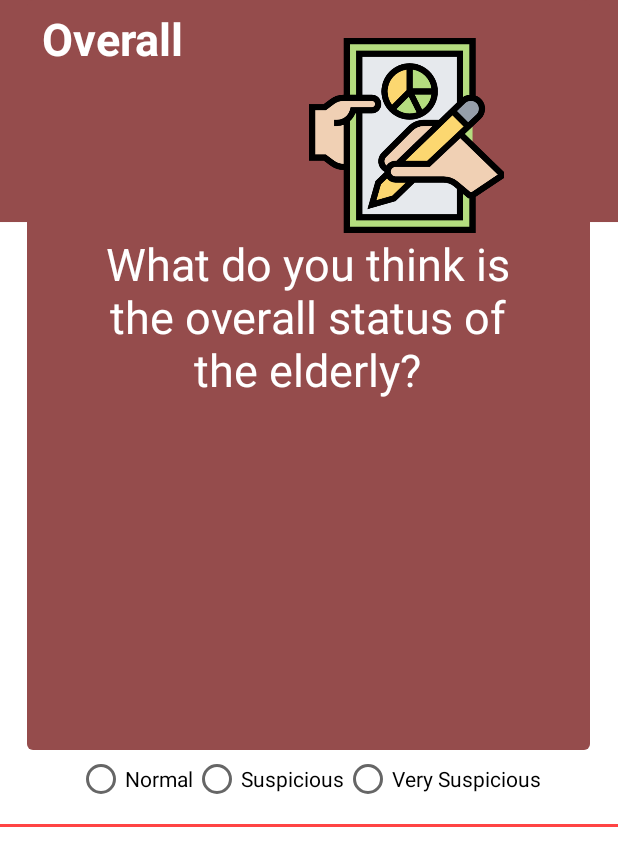
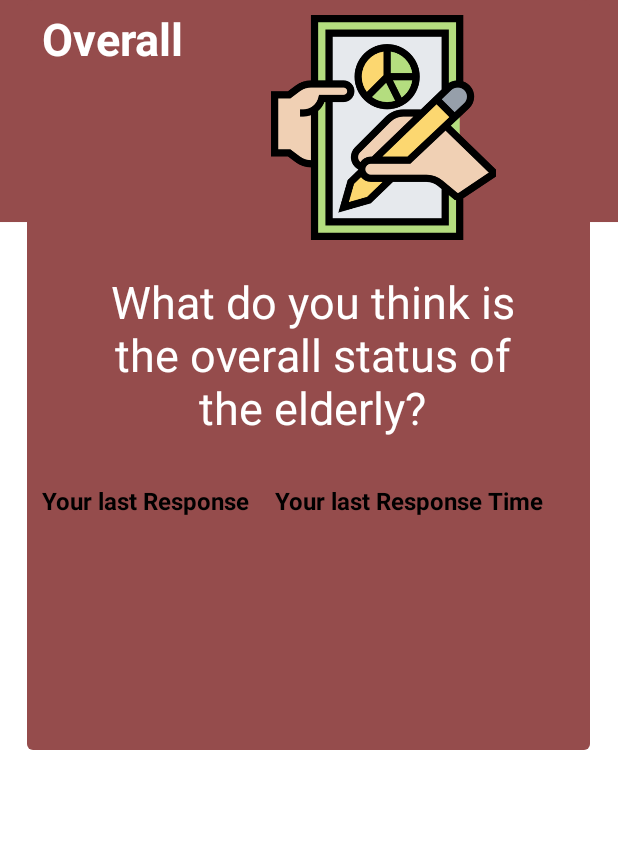
Before and after one commit to anusandhann/testing, an Android app: the layout test.xml on its own in the app's theme, with its tools: preview values and no code run, on a phone screen of 412 x 824 dp. Shown: the top 866 px of the screen. Run offline under Robolectric (Android 15) with nearby library versions, the light colour scheme and no system bars.

Commit message:
apr 12 - overall card new layout

```diff
--- a/app/src/main/res/layout/test.xml
+++ b/app/src/main/res/layout/test.xml
@@ -9,17 +9,11 @@
     android:orientation="vertical"
     android:layout_gravity="center">
 
-    <LinearLayout
-        android:layout_width="wrap_content"
-        android:layout_height="wrap_content"/>
-
-    <ScrollView
-        android:layout_width="match_parent"
-        android:layout_height="match_parent">
 
     <LinearLayout
+
         android:layout_width="match_parent"
-            android:layout_height="wrap_content"
+        android:layout_height="match_parent"
         android:orientation="vertical">
 
             <androidx.cardview.widget.CardView
@@ -30,15 +24,15 @@
                 app:cardBackgroundColor="@color/appTheme"
                 card_view:cardCornerRadius="4dp">
 
-
                 <RelativeLayout
                     android:layout_width="match_parent"
                     android:layout_height="match_parent">
 
                 <LinearLayout
+
                     android:layout_width="375dp"
-                    android:layout_height="200dp"
-                    >
+                    android:layout_height="170dp"
+                    android:orientation="horizontal">
 
                     <TextView
                         android:id="@+id/overallCardHeader"
@@ -47,7 +41,7 @@
                         android:layout_marginStart="10dp"
                         android:layout_marginTop="5dp"
                         android:layout_marginEnd="8dp"
-                        android:layout_marginBottom="150dp"
+                        android:layout_marginBottom="80dp"
                         app:layout_constraintBottom_toTopOf="@id/overallCardHeader"
                         android:text="@string/Overall"
                         android:textStyle="bold"
@@ -56,12 +50,12 @@
 
                      <ImageView
                             android:id="@+id/overall"
-        android:layout_width="130dp"
-        android:layout_height="170dp"
-        android:layout_marginStart="75dp"
-        android:layout_marginTop="5dp"
-        android:layout_marginEnd="3dp"
-        android:layout_marginBottom="332dp"
+                            android:layout_width="150dp"
+                            android:layout_height="150dp"
+                            android:layout_marginStart="50dp"
+                            android:layout_marginTop="10dp"
+                            android:layout_marginEnd="5dp"
+                            android:layout_marginBottom="10dp"
                             android:contentDescription="@string/todo"
                             android:textAlignment="center"
                             app:srcCompat="@drawable/management" />
@@ -70,72 +64,110 @@
 
                     <LinearLayout
                         android:layout_width="wrap_content"
-                        android:layout_height="wrap_content"
-                        android:layout_marginTop="150dp">
+                        android:layout_height="130dp"
+                        android:layout_marginTop="175dp"
+                        android:layout_marginEnd="5dp"
+                        android:layout_marginStart="10dp"
+                        android:layout_marginBottom="5dp"
+                        android:orientation="vertical">
 
                     <TextView
                         android:id="@+id/overallTextview"
-                        android:layout_width="311dp"
-                        android:layout_height="165dp"
-
-                        android:layout_marginStart="31dp"
+                        android:layout_width="300dp"
+                        android:layout_height="120dp"
+                        android:layout_marginStart="30dp"
                         android:layout_marginTop="5dp"
-                        android:layout_marginEnd="18dp"
-                        android:layout_marginBottom="99dp"
+                        android:layout_marginEnd="20dp"
+                        android:layout_marginBottom="50dp"
                         android:fontFamily="sans-serif"
                         android:textAlignment = "center"
                         android:text="@string/OverallQuestion"
                         android:textColor="@color/buttonText"
                         android:textSize="30sp"
-                        app:layout_constraintBottom_toBottomOf="parent"
-                        app:layout_constraintEnd_toEndOf="parent"
-                        app:layout_constraintHorizontal_bias="0.3"
-                        app:layout_constraintStart_toStartOf="parent"
-                        app:layout_constraintTop_toBottomOf="@id/overallCardHeader"
-                        app:layout_constraintVertical_bias="0.019"
                         tools:ignore="NotSibling" />
 
+                    </LinearLayout>
+
+                    <LinearLayout
+
+                        android:layout_width="match_parent"
+                        android:layout_height="60dp"
+                        android:layout_marginTop="320dp"
+                        android:layout_marginEnd="5dp"
+                        android:layout_marginStart="5dp"
+                        android:layout_marginBottom="15dp"
+                        android:orientation="horizontal"
+                        android:gravity="center">
+
+                    <TextView
+                            android:id="@+id/overallLastResponseHeader"
+                            android:layout_width="150dp"
+                            android:layout_height="match_parent"
+                            android:layout_marginStart="5dp"
+                            android:layout_marginTop="5dp"
+                            android:layout_marginEnd="5dp"
+                            android:text="@string/lastResponse"
+                            android:layout_marginBottom="10dp"
+                            android:fontFamily="sans-serif"
+                            android:textAlignment="viewStart"
+                            android:textColor="@color/black"
+                            android:textStyle="bold"
+                            android:textSize="16sp"/>
+
+                    <TextView
+                            android:id="@+id/overallLastResponseTimeHeader"
+                            android:layout_width="200dp"
+                            android:layout_height="match_parent"
+                            android:layout_marginStart="0dp"
+                            android:layout_marginTop="5dp"
+                            android:layout_marginEnd="5dp"
+                            android:text="@string/lastResponseTime"
+                            android:layout_marginBottom="10dp"
+                            android:fontFamily="sans-serif"
+                            android:textAlignment="viewStart"
+                            android:textStyle="bold"
+                            android:textColor="@color/black"
+                            android:textSize="16sp"/>
+                    </LinearLayout>
+
+                    <LinearLayout
+
+                        android:layout_width="match_parent"
+                        android:layout_height="70dp"
+                        android:layout_marginTop="360dp"
+                        android:layout_marginEnd="5dp"
+                        android:layout_marginStart="5dp"
+                        android:layout_marginBottom="10dp"
+                        android:gravity="center"
+                        android:orientation="horizontal">
 
                         <TextView
                             android:id="@+id/overallLastResponse"
-                            android:layout_width="310dp"
-                            android:layout_height="match_parent"
-
-                            android:layout_marginStart="-350dp"
-                            android:layout_marginTop="150dp"
-                            android:layout_marginEnd="150dp"
-                            android:layout_marginBottom="40dp"
-                            android:fontFamily="sans-serif"
-                            android:textAlignment="center"
-                            android:textColor="@color/buttonText"
-                            android:textSize="30sp"
-                            app:layout_constraintBottom_toBottomOf="parent"
-                            app:layout_constraintEnd_toEndOf="parent"
-                            app:layout_constraintHorizontal_bias="0.3"
-                            app:layout_constraintStart_toStartOf="parent"
-                            app:layout_constraintTop_toBottomOf="@id/overallCardHeader"
-                            app:layout_constraintVertical_bias="0.019"
-                            tools:ignore="NotSibling" />
-
-                        <TextView
-                            android:id="@+id/overallLastResponseTime"
-                            android:layout_width="310dp"
-                            android:layout_height="wrap_content"
-                            android:layout_marginStart="-450dp"
-                            android:layout_marginTop="250dp"
-                            android:layout_marginEnd="150dp"
+                            android:layout_width="150dp"
+                            android:layout_height="60dp"
+                            android:layout_marginStart="10dp"
+                            android:layout_marginTop="5dp"
+                            android:layout_marginEnd="5dp"
                             android:layout_marginBottom="10dp"
                             android:fontFamily="sans-serif"
                             android:textAlignment="viewStart"
                             android:textColor="@color/buttonText"
-                            android:textSize="30sp"
-                            app:layout_constraintBottom_toBottomOf="parent"
-                            app:layout_constraintEnd_toEndOf="parent"
-                            app:layout_constraintHorizontal_bias="0.3"
-                            app:layout_constraintStart_toStartOf="parent"
-                            app:layout_constraintTop_toBottomOf="@id/overallCardHeader"
-                            app:layout_constraintVertical_bias="0.019"
-                            tools:ignore="NotSibling" />
+                            android:layout_gravity="start"
+                            android:textSize="16sp"/>
+
+                        <TextView
+                            android:id="@+id/overallLastResponseTime"
+                            android:layout_width="200dp"
+                            android:layout_height="60dp"
+                            android:layout_marginStart="5dp"
+                            android:layout_marginTop="10dp"
+                            android:layout_marginEnd="5dp"
+                            android:layout_marginBottom="10dp"
+                            android:fontFamily="sans-serif"
+                            android:textAlignment="viewStart"
+                            android:layout_gravity="start"
+                            android:textColor="@color/buttonText"
+                            android:textSize="16sp" />
                     </LinearLayout>
 
 
@@ -143,53 +175,6 @@
 
             </androidx.cardview.widget.CardView>
 
-    <RadioGroup
-
-        android:id="@+id/sleepbutton"
-        android:layout_width="fill_parent"
-        android:layout_height="39dp"
-        android:gravity="center"
-        android:orientation="horizontal">
-
-        <RadioButton
-            android:id="@+id/sleepnormal"
-            android:layout_width="wrap_content"
-            android:layout_height="wrap_content"
-
-            android:text="Normal" />
-
-        <RadioButton
-            android:id="@+id/sleepsuspicious"
-            android:layout_width="wrap_content"
-            android:layout_height="wrap_content"
-
-            android:text="Suspicious" />
-
-        <RadioButton
-            android:id="@+id/sleepVerysuspicious"
-            android:layout_width="wrap_content"
-            android:layout_height="wrap_content"
-
-            android:text="Very Suspicious" />
-
-    </RadioGroup>
-
-    <View
-        android:layout_width="match_parent"
-        android:layout_height="10dp" />
-
-    <View
-        android:layout_width="match_parent"
-        android:layout_height="2dp"
-        android:background="@android:color/holo_red_light" />
-
-    <View
-        android:layout_width="match_parent"
-        android:layout_height="10dp" />
-
-
     </LinearLayout>
 
-    </ScrollView>
-
 </RelativeLayout>
--- a/app/src/main/res/values/strings.xml
+++ b/app/src/main/res/values/strings.xml
@@ -57,6 +57,10 @@
     <string name="activityIncomplete">Incomplete</string>
     <string name="hrs"> Hrs</string>
     <string name="mins"> Min</string>
+    <string name = "lastResponse">Your last Response</string>
+    <string name = "lastResponseTime">Your last Response Time</string>
+    <string name="overallResponsenotReportedYet">Not reported yet</string>
+
     <!--    Text in cards-->
 
     <!--    Target names-->
```
Also changed, not shown: app/src/main/java/com/example/testing/report.java (+6 -7 lines), app/src/main/res/layout/newreportlayout.xml (+98 -65 lines). Lines whose indentation alone changed are shown as unchanged.
